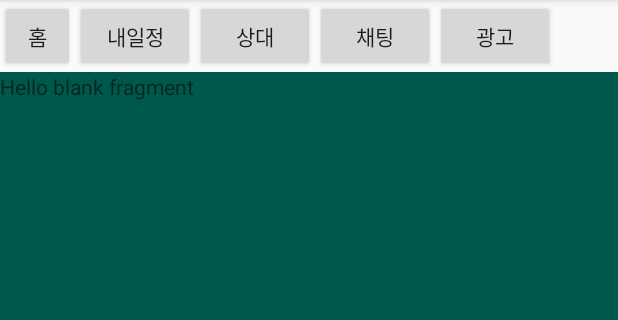
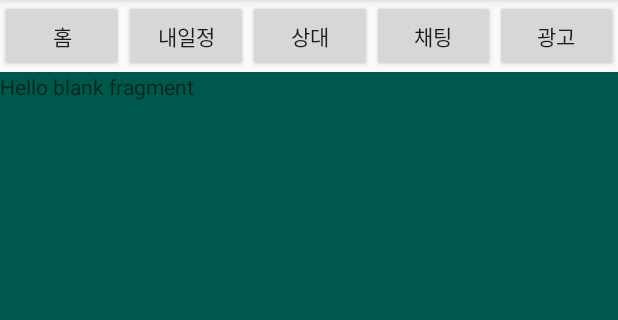
Before and after one commit to GitDeveloperKim/travelwith, an Android app: the screen it shows after launch (MainActivity), after a tap on an icon or button, on a phone screen of 412 x 824 dp, the part 84-404 px from its top. Run offline under Robolectric (Android 15) with nearby library versions, the phone set to English and light mode, and no system bars.

Commit message:
refactoring for readability & add TODO

```diff
--- a/TravelWith/app/src/main/java/com/chicken/toyproject/travelwith/ui/MainActivity.kt
+++ b/TravelWith/app/src/main/java/com/chicken/toyproject/travelwith/ui/MainActivity.kt
@@ -11,78 +11,87 @@ import com.chicken.toyproject.travelwith.ui.fragment.*
 import org.jetbrains.anko.toast
 
 class MainActivity : AppCompatActivity() {
-    lateinit var btn1: Button
-    lateinit var btn2: Button
-    lateinit var btn3: Button
-    lateinit var btn4: Button
-    lateinit var btn5: Button
-    lateinit var frag1: Fragment
-    lateinit var frag2: Fragment
-    lateinit var frag3: Fragment
 
-    lateinit var fm: FragmentManager
-    lateinit var tran: FragmentTransaction
+    private val FRAGMENT_HOME = 0
+    private val FRAGMENT_MY_SCHEDULE = 1
+    private val FRAGMENT_COMPANION = 2
+    private val FRAGMENT_CHAT = 3
+    private val FRAGMENT_AD = 4
+
+    private lateinit var homeTabBtn: Button
+    private lateinit var myScheduleTabBtn: Button
+    private lateinit var companionTabBtn: Button
+    private lateinit var chatTabBtn: Button
+    private lateinit var adTabBtn: Button
+    private lateinit var frag1: Fragment
+    private lateinit var frag2: Fragment
+    private lateinit var frag3: Fragment
+
+    //TODO : need to rename
+    private lateinit var fm: FragmentManager
+    private lateinit var tran: FragmentTransaction
 
     override fun onCreate(savedInstanceState: Bundle?) {
         super.onCreate(savedInstanceState)
         setContentView(R.layout.activity_main)
 
-        btn1 = findViewById(R.id.btn1)
-        btn2 = findViewById(R.id.btn2)
-        btn3 = findViewById(R.id.btn3)
-        btn4 = findViewById(R.id.btn4)
-        btn5 = findViewById(R.id.btn5)
+        homeTabBtn = findViewById(R.id.btn_home)
+        myScheduleTabBtn = findViewById(R.id.btn_my_schedule)
+        companionTabBtn = findViewById(R.id.btn_companion)
+        chatTabBtn = findViewById(R.id.btn_chat)
+        adTabBtn = findViewById(R.id.btn_ad)
 
+        //TODO : need to rename
         frag1 = Fragment()
         frag2 = Fragment()
         frag3 = Fragment()
 
-        btn1.setOnClickListener {
-            toast("setFrag0")
-            setFrag(0)
+        homeTabBtn.setOnClickListener {
+            toast("setFrag Home")
+            setFrag(FRAGMENT_HOME)
         }
-        btn2.setOnClickListener {
-            toast("setFrag1")
-            setFrag(1)
+        myScheduleTabBtn.setOnClickListener {
+            toast("setFrag My schedule")
+            setFrag(FRAGMENT_MY_SCHEDULE)
         }
-        btn3.setOnClickListener {
-            toast("setFrag2")
-            setFrag(2)
+        companionTabBtn.setOnClickListener {
+            toast("setFrag Companion")
+            setFrag(FRAGMENT_COMPANION)
         }
-        btn4.setOnClickListener {
-            toast("setFrag3")
-            setFrag(3)
+        chatTabBtn.setOnClickListener {
+            toast("setFrag Chat")
+            setFrag(FRAGMENT_CHAT)
         }
-        btn5.setOnClickListener {
-            toast("setFrag4")
-            setFrag(4)
+        adTabBtn.setOnClickListener {
+            toast("setFrag AD")
+            setFrag(FRAGMENT_AD)
         }
 
     }
 
 
-    fun setFrag(n: Int) {
+    private fun setFrag(fragType: Int) {
         fm = supportFragmentManager
         tran = fm.beginTransaction()
 
-        when (n) {
-            0 -> tran.replace(
+        when (fragType) {
+            FRAGMENT_HOME -> tran.replace(
                 R.id.main_fragment,
                 HomeFragment()
             ).commit()
-            1 -> tran.replace(
+            FRAGMENT_MY_SCHEDULE -> tran.replace(
                 R.id.main_fragment,
                 MyScheduleFragment()
             ).commit()
-            2 -> tran.replace(
+            FRAGMENT_COMPANION -> tran.replace(
                 R.id.main_fragment,
                 TravelFragment()
             ).commit()
-            3 -> tran.replace(
+            FRAGMENT_CHAT -> tran.replace(
                 R.id.main_fragment,
                 ChatFragment()
             ).commit()
-            4 -> tran.replace(
+            FRAGMENT_AD -> tran.replace(
                 R.id.main_fragment,
                 AdvFragment()
             ).commit()
--- a/TravelWith/app/src/main/res/layout/activity_main.xml
+++ b/TravelWith/app/src/main/res/layout/activity_main.xml
@@ -1,8 +1,6 @@
 <?xml version="1.0" encoding="utf-8"?>
-<androidx.constraintlayout.widget.ConstraintLayout
-        xmlns:android="http://schemas.android.com/apk/res/android"
+<androidx.constraintlayout.widget.ConstraintLayout xmlns:android="http://schemas.android.com/apk/res/android"
         xmlns:tools="http://schemas.android.com/tools"
-        xmlns:app="http://schemas.android.com/apk/res-auto"
         android:layout_width="match_parent"
         android:layout_height="match_parent"
         tools:context=".ui.MainActivity">
@@ -11,15 +9,46 @@
             android:layout_width="match_parent"
             android:layout_height="match_parent"
             android:orientation="vertical">
+
         <LinearLayout
                 android:layout_width="match_parent"
                 android:layout_height="wrap_content"
                 android:orientation="horizontal">
-            <Button android:id="@+id/btn1" android:layout_width="50dp" android:layout_height="wrap_content" android:text="홈"/>
-            <Button android:id="@+id/btn2" android:layout_width="80dp" android:layout_height="wrap_content" android:text="내일정"/>
-            <Button android:id="@+id/btn3" android:layout_width="80dp" android:layout_height="wrap_content" android:text="상대"/>
-            <Button android:id="@+id/btn4" android:layout_width="80dp" android:layout_height="wrap_content" android:text="채팅"/>
-            <Button android:id="@+id/btn5" android:layout_width="80dp" android:layout_height="wrap_content" android:text="광고"/>
+
+            <Button
+                    android:id="@+id/btn_home"
+                    android:layout_width="match_parent"
+                    android:layout_height="wrap_content"
+                    android:layout_weight="1"
+                    android:text="@string/main_tab_btn_home" />
+
+            <Button
+                    android:id="@+id/btn_my_schedule"
+                    android:layout_width="match_parent"
+                    android:layout_height="wrap_content"
+                    android:layout_weight="1"
+                    android:text="@string/main_tab_btn_my_schedule" />
+
+            <Button
+                    android:id="@+id/btn_companion"
+                    android:layout_width="match_parent"
+                    android:layout_height="wrap_content"
+                    android:layout_weight="1"
+                    android:text="@string/main_tab_btn_companion" />
+
+            <Button
+                    android:id="@+id/btn_chat"
+                    android:layout_width="match_parent"
+                    android:layout_height="wrap_content"
+                    android:layout_weight="1"
+                    android:text="@string/main_tab_btn_chat" />
+
+            <Button
+                    android:id="@+id/btn_ad"
+                    android:layout_width="match_parent"
+                    android:layout_height="wrap_content"
+                    android:layout_weight="1"
+                    android:text="@string/main_tab_btn_ad" />
         </LinearLayout>
 
         <FrameLayout
--- a/TravelWith/app/src/main/res/values/strings.xml
+++ b/TravelWith/app/src/main/res/values/strings.xml
@@ -3,4 +3,10 @@
 
     <!-- TODO: Remove or change this placeholder text -->
     <string name="hello_blank_fragment">Hello blank fragment</string>
+
+    <string name="main_tab_btn_home">홈</string>
+    <string name="main_tab_btn_my_schedule">내일정</string>
+    <string name="main_tab_btn_companion">상대</string>
+    <string name="main_tab_btn_chat">채팅</string>
+    <string name="main_tab_btn_ad">광고</string>
 </resources>
```
